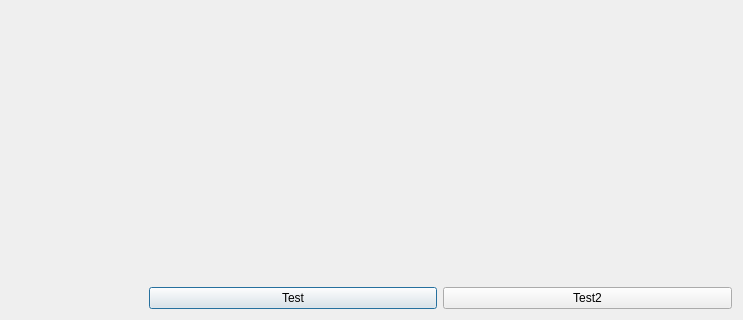
Qt form browser/gui.ui (roesel/logger) before a commit; both pictures show x 157 to 900 and y 343 to 663 of the 900 by 663 pixel window.
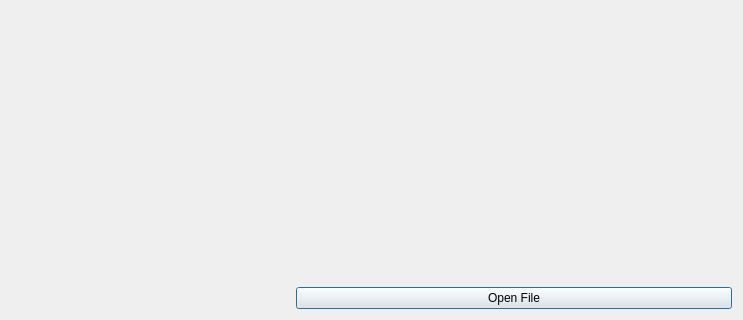
The same form after that commit.

Commit message: Browser can now open measurements and plot them

What changed in the file:
```diff
--- a/browser/gui.ui
+++ b/browser/gui.ui
@@ -20,13 +20,6 @@
    <string>Browser</string>
   </property>
   <layout class="QGridLayout" name="gridLayout">
-   <item row="3" column="1">
-    <widget class="QPushButton" name="btnTest">
-     <property name="text">
-      <string>Test</string>
-     </property>
-    </widget>
-   </item>
    <item row="0" column="0" rowspan="4">
     <widget class="QWidget" name="mplwindow" native="true">
      <property name="minimumSize">
@@ -44,10 +37,10 @@
      <layout class="QVBoxLayout" name="mplvl"/>
     </widget>
    </item>
-   <item row="3" column="2">
-    <widget class="QPushButton" name="btnTest2">
+   <item row="3" column="1">
+    <widget class="QPushButton" name="btnOpenFile">
      <property name="text">
-      <string>Test2</string>
+      <string>Open File</string>
      </property>
     </widget>
    </item>
```
The commit also changes 2 other files.
